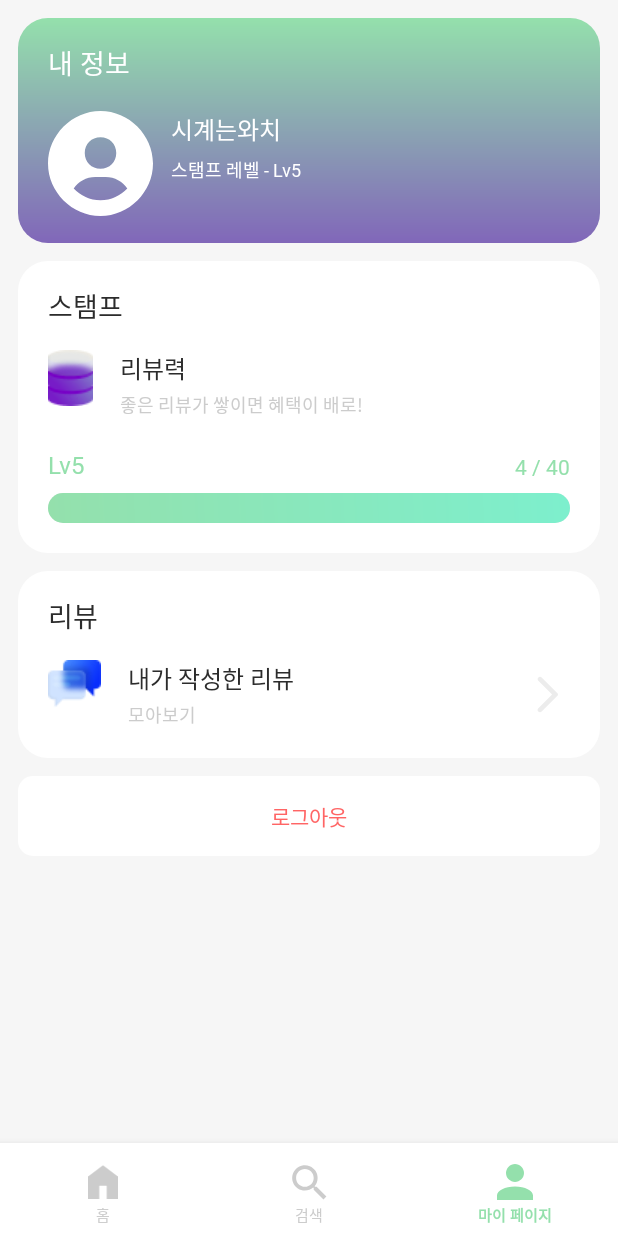
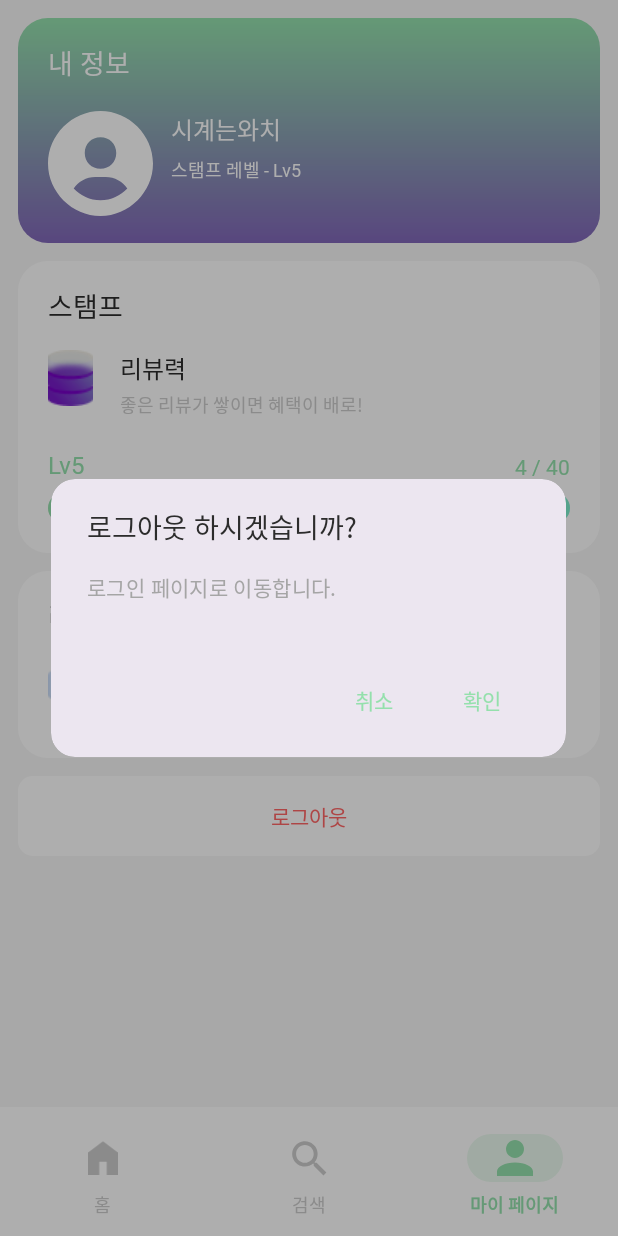
Before and after one commit to HUFS-Capstone-23-01/TravelFeelDog-Android, an Android app: the MyPageFragment screen opened through its navigation route, after a tap on "로그아웃", on a phone screen of 412 x 824 dp. Run offline under Robolectric (Android 15) with nearby library versions, the phone set to English and light mode, and no system bars; our stand-ins replace CircleImageView, Firebase (no records; nobody signed in at launch, a user with empty details on screens opened directly), data binding, navigation-ui; 1 other tap on this screen came first.

Commit message:
[UI] 기본 테마 Material3로 변경 및 일부 라이브러리 테마 수정

```diff
--- /dev/null
+++ b/app/src/main/java/com/example/travelfeeldog/presentation/common/DialogUtil.kt
@@ -0,0 +1,20 @@
+package com.example.travelfeeldog.presentation.common
+
+import android.content.Context
+import com.example.travelfeeldog.R
+import com.google.android.material.dialog.MaterialAlertDialogBuilder
+
+object DialogUtil {
+
+    fun getDialogLogout(context: Context): MaterialAlertDialogBuilder {
+        return MaterialAlertDialogBuilder(context)
+            .setTitle(context.resources.getString(R.string.logout_title))
+            .setMessage(context.resources.getString(R.string.logout_message))
+            .setNegativeButton(context.resources.getString(R.string.logout_decline)) { dialog, which ->
+                dialog.dismiss()
+            }
+            .setPositiveButton(context.resources.getString(R.string.logout_accept)) { dialog, which ->
+
+            }
+    }
+}
--- a/app/src/main/java/com/example/travelfeeldog/presentation/mypage/MyPageFragment.kt
+++ b/app/src/main/java/com/example/travelfeeldog/presentation/mypage/MyPageFragment.kt
@@ -7,28 +7,49 @@ import com.example.travelfeeldog.databinding.FragmentMyPageBinding
 import com.example.travelfeeldog.presentation.common.BaseFragment
 import com.example.travelfeeldog.presentation.common.NavigationUtil.navigate
 import com.google.android.gms.auth.api.signin.GoogleSignIn
+import com.google.android.gms.auth.api.signin.GoogleSignInClient
 import com.google.android.gms.auth.api.signin.GoogleSignInOptions
+import com.google.android.material.dialog.MaterialAlertDialogBuilder
 import com.google.firebase.auth.ktx.auth
 import com.google.firebase.ktx.Firebase
 
 class MyPageFragment : BaseFragment<FragmentMyPageBinding>(R.layout.fragment_my_page) {
 
+    private lateinit var mGoogleSignInClient: GoogleSignInClient
+
     override fun onViewCreated(view: View, savedInstanceState: Bundle?) {
         super.onViewCreated(view, savedInstanceState)
 
         val gso = GoogleSignInOptions.Builder(GoogleSignInOptions.DEFAULT_SIGN_IN).build()
-        val mGoogleSignInClient = GoogleSignIn.getClient(requireActivity(), gso)
+        mGoogleSignInClient = GoogleSignIn.getClient(requireActivity(), gso)
 
-        binding.clReviewArea.setOnClickListener{
+        binding.clReviewArea.setOnClickListener {
             navigate(R.id.action_nav_my_page_to_myReviewFragment)
         }
 
         binding.btnLogout.setOnClickListener {
-            Firebase.auth.signOut()
-            mGoogleSignInClient.signOut().addOnCompleteListener(requireActivity()) { signOut ->
-                if(signOut.isSuccessful) {
-                    navigate(R.id.action_nav_my_page_to_signInActivity)
-                }
+            displayConfirmMessage()
+        }
+    }
+
+    private fun displayConfirmMessage() {
+        MaterialAlertDialogBuilder(requireActivity())
+            .setTitle(resources.getString(R.string.logout_title))
+            .setMessage(resources.getString(R.string.logout_message))
+            .setNegativeButton(resources.getString(R.string.logout_decline)) { dialog, which ->
+                dialog.dismiss()
+            }
+            .setPositiveButton(resources.getString(R.string.logout_accept)) { dialog, which ->
+                logout()
+            }
+            .show()
+    }
+
+    private fun logout() {
+        Firebase.auth.signOut()
+        mGoogleSignInClient.signOut().addOnCompleteListener(requireActivity()) { signOut ->
+            if (signOut.isSuccessful) {
+                navigate(R.id.action_nav_my_page_to_signInActivity)
             }
         }
     }
--- a/app/src/main/res/layout/activity_main.xml
+++ b/app/src/main/res/layout/activity_main.xml
@@ -36,6 +36,7 @@
             app:layout_constraintEnd_toEndOf="parent"
             app:layout_constraintStart_toStartOf="parent"
             app:layout_constraintTop_toBottomOf="@id/fcv_main"
+            app:itemActiveIndicatorStyle="@style/Widget.BottomNavigationView.Indicator"
             app:menu="@menu/menu_bottom" />
 
     </androidx.constraintlayout.widget.ConstraintLayout>
--- a/app/src/main/res/values/colors.xml
+++ b/app/src/main/res/values/colors.xml
@@ -24,6 +24,7 @@
     <color name="blue_purple">#8167B9</color>
     <color name="weak_purple">#9862DD</color>
     <color name="emo_purple">#AA6BDC</color>
+    <color name="primary_color_weak">#3394E0AC</color>
 
     <color name="black_gray_transparent">#80545454</color>
     <color name="black_gray_weak_transparent">#33545454</color>
--- a/app/src/main/res/values/strings.xml
+++ b/app/src/main/res/values/strings.xml
@@ -34,6 +34,10 @@
     <string name="first_main_title">슬기로운 반려생활</string>
     <string name="second_sub_title">리뷰 작성하고 쿠폰 받자!</string>
     <string name="second_main_title">슬기로운 리뷰생활</string>
-    <!-- TODO: Remove or change this placeholder text -->
-    <string name="hello_blank_fragment">Hello blank fragment</string>
+
+    <!-- Dialog Logout -->
+    <string name="logout_title">로그아웃 하시겠습니까?</string>
+    <string name="logout_message">로그인 페이지로 이동합니다.</string>
+    <string name="logout_decline">취소</string>
+    <string name="logout_accept">확인</string>
 </resources>
--- a/app/src/main/res/values/styles.xml
+++ b/app/src/main/res/values/styles.xml
@@ -324,8 +324,13 @@
     </style>
 
     <!-- 바텀 네비게이션 텍스트 -->
-    <style name="Widget.BottomNavigationView" parent="Widget.Design.BottomNavigationView">
-        <item name="android:textSize">10sp</item>
+    <style name="Widget.BottomNavigationView" parent="Widget.Material3.BottomNavigationView">
+        <item name="android:textSize">12sp</item>
+    </style>
+
+    <style name="Widget.BottomNavigationView.Indicator" parent="Widget.Material3.BottomNavigationView.ActiveIndicator">
+        <item name="android:color">@color/primary_color_weak</item>
+
     </style>
 
     <style name="Widget.BottomNavigationView.InActive" parent="Widget.BottomNavigationView">
@@ -396,4 +401,31 @@
         <item name="android:fontFamily">@font/scdream_medium</item>
     </style>
 
+    <!-- Dialog -->
+    <style name="MaterialAlertDialog.App" parent="MaterialAlertDialog.Material3">
+        <item name="shapeAppearance">@style/ShapeAppearance.App.MediumComponent</item>
+        <item name="shapeAppearanceOverlay">@null</item>
+    </style>
+
+    <style name="MaterialAlertDialog.App.Title.Text" parent="MaterialAlertDialog.Material3.Title.Text">
+        <item name="android:textColor">@color/black</item>
+        <item name="fontFamily">@font/scdream_medium</item>
+        <item name="android:textSize">18sp</item>
+    </style>
+
+    <style name="MaterialAlertDialog.App.Body.Text" parent="MaterialAlertDialog.Material3.Body.Text">
+        <item name="android:textColor">@color/gray1</item>
+        <item name="fontFamily">@font/scdream_regular</item>s
+    </style>
+
+    <style name="Widget.App.Button" parent="Widget.Material3.Button.TextButton.Dialog">
+        <item name="android:textColor">@color/primary_color</item>
+        <item name="fontFamily">@font/scdream_medium</item>
+    </style>
+
+    <style name="ShapeAppearance.App.MediumComponent" parent="ShapeAppearance.Material3.MediumComponent">
+        <item name="cornerFamily">rounded</item>
+        <item name="cornerSize">16dp</item>
+    </style>
+
 </resources>
--- a/app/src/main/res/values/themes.xml
+++ b/app/src/main/res/values/themes.xml
@@ -1,6 +1,6 @@
 <resources xmlns:tools="http://schemas.android.com/tools">
     <!-- Base application theme. -->
-    <style name="Theme.TravelFeelDog" parent="Theme.MaterialComponents.DayNight.NoActionBar">
+    <style name="Theme.TravelFeelDog" parent="Theme.Material3.DayNight.NoActionBar">
         <!-- Primary brand color. -->
         <item name="colorPrimary">@color/primary_color</item>
         <item name="colorPrimaryVariant">@color/secondary_color</item>
@@ -19,6 +19,9 @@
         <item name="textAppearanceSmallPopupMenu">@style/TextAppearance.App.BodyLarge</item>
         <item name="popupMenuBackground">@drawable/custom_popup_background</item>
         <item name="popupMenuStyle">@style/Widget.App.PopupMenu</item>
+
+        <!-- Dialog -->
+        <item name="materialAlertDialogTheme">@style/ThemeOverlay.App.MaterialAlertDialog</item>
     </style>
 
     <!-- Splash Screen -->
@@ -41,4 +44,20 @@
         <item name="android:popupBackground">@drawable/custom_popup_background</item>
     </style>
 
+    <!-- Dialog -->
+    <style name="ThemeOverlay.App.MaterialAlertDialog" parent="ThemeOverlay.Material3.MaterialAlertDialog">
+        <item name="colorPrimary">@color/primary_color</item>
+        <item name="colorSecondary">@color/red_wine</item>
+        <item name="colorSurface">@color/white</item>
+        <item name="colorOnSurface">@color/gray4 </item>
+        <item name="alertDialogStyle">@style/MaterialAlertDialog.App</item>
+        <item name="materialAlertDialogTitleTextStyle">@style/MaterialAlertDialog.App.Title.Text</item>
+        <item name="materialAlertDialogBodyTextStyle">@style/MaterialAlertDialog.App.Body.Text</item>
+        <item name="buttonBarPositiveButtonStyle">@style/Widget.App.Button</item>
+        <item name="buttonBarNegativeButtonStyle">@style/Widget.App.Button</item>
+    </style>
+
+
 </resources>
+
+<!--heme.MaterialComponents.DayNight.NoActionBar-->
```
